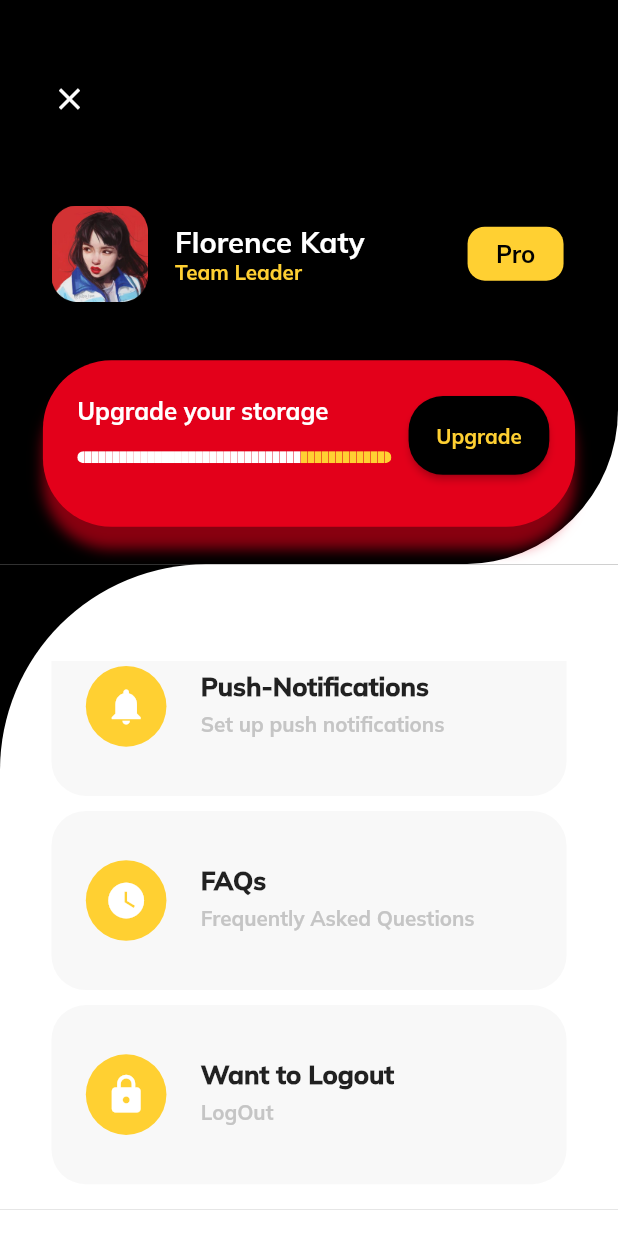
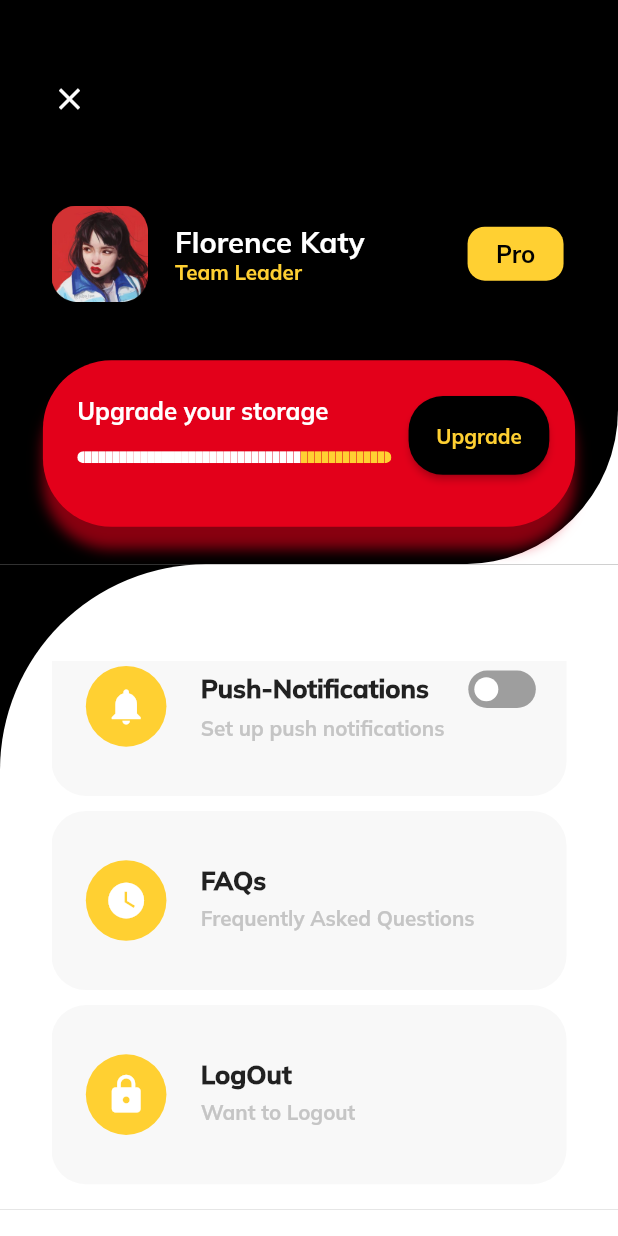
Before and after one commit to dudecoderr/Orix_File_Manager_in_flutter, a Flutter app: the MenuPage screen opened directly, scrolled down 159 dp, on a phone screen of 412 x 824 dp. Run offline on Flutter 3.47's test engine with Material 2 defaults, Android fonts, the phone set to English and light mode, and no system bars; drawn by our look-alikes of flutter_switch, step_progress_indicator; our stand-ins replace custom_navigation_bar, flutter_screenutil, flutter_slidable, flutter_staggered_animations.

Commit message:
add switch button => menu_screen.dart , add dependencies => pubspec.yaml

```diff
--- a/lib/constant/list/listview_constant.dart
+++ /dev/null
@@ -1,26 +0,0 @@
-import 'package:flutter/cupertino.dart';
-import 'package:flutter/material.dart';
-import 'package:orix_filemanager_flutterui/constant/string_constant.dart';
-
-final List<MenuList> menuFiles = [
-  MenuList(titles: profileAccount, songtypes: edityour, time: "8:17", icon: Icons.person),
-  MenuList(titles: pushnot, songtypes: setUpPush, time: "5:10",icon: Icons.notifications,),
-  MenuList(titles: faqs, songtypes: frequently, time: "4:35",icon: Icons.watch_later),
-  MenuList(titles: wantLogout, songtypes: logOut, time: "2:30",icon: Icons.lock,),
-];
-
-
-
-class MenuList {
-  final String titles;
-  final String songtypes;
-  final String? time;
-  final IconData icon;
-
-  MenuList( {
-    required this.titles,
-    required this.songtypes,
-    required this.time,
-    required this.icon,
-  });
-}
--- /dev/null
+++ b/lib/constant/list/menu_Common.dart
@@ -0,0 +1,62 @@
+import 'package:flutter/material.dart';
+import 'package:flutter_screenutil/flutter_screenutil.dart';
+
+import '../color_constant.dart';
+
+class MenuConstant extends StatelessWidget {
+  final String? titles;
+  final String? songtypes;
+  final IconData? menus;
+
+  const MenuConstant({Key? key,  this.titles,  this.songtypes,  this.menus}) : super(key: key);
+
+  @override
+  Widget build(BuildContext context) {
+
+    return Container(
+      height: 100.h,
+      margin: const EdgeInsets.only(bottom: 10),
+      decoration: BoxDecoration(borderRadius: BorderRadius.circular(20.r),  color: kLightGreyColor,),
+      padding:  EdgeInsets.only(left: 20.w,right: 10.w),
+      child: Row(
+        children: [
+          Container(
+            height: 45.h,
+            width: 45.h,
+            decoration: BoxDecoration(
+              color: kYellowColor,
+              borderRadius: BorderRadius.circular(30),
+            ),
+            child: Icon(
+              menus!,
+              size: 25.sp,
+              color: kWhiteColor,
+            ),
+          ),
+          //=============== navigat screen =================
+          Padding(
+            padding: EdgeInsets.only(top: 30.h, left: 20.w),
+            child: GestureDetector(
+              child: Column(
+                crossAxisAlignment: CrossAxisAlignment.start,
+                children: [
+                  Text(
+                   titles!,
+                    style: TextStyle(fontFamily: "Mulish", fontSize: 15.sp, fontWeight: FontWeight.w900),
+                  ),
+                  SizedBox(
+                    height: 4.h,
+                  ),
+                  Text(
+                   songtypes!,
+                    style: TextStyle(fontSize: 12.sp,color: kGreyColor,fontFamily: "Mulish", fontWeight: FontWeight.bold),
+                  ),
+                ],
+              ),
+            ),
+          ),
+        ],
+      ),
+    );
+  }
+}
--- a/lib/screens/menu_screen/menu_screen.dart
+++ b/lib/screens/menu_screen/menu_screen.dart
@@ -1,11 +1,13 @@
+import 'package:flutter/cupertino.dart';
 import 'package:flutter/material.dart';
 import 'package:flutter_screenutil/flutter_screenutil.dart';
 import 'package:flutter_staggered_animations/flutter_staggered_animations.dart';
+import 'package:flutter_switch/flutter_switch.dart';
 import 'package:orix_filemanager_flutterui/screens/home_page/home_screen.dart';
 import 'package:step_progress_indicator/step_progress_indicator.dart';
 import '../../constant/color_constant.dart';
 import '../../constant/image_constant.dart';
-import '../../constant/list/listview_constant.dart';
+import '../../constant/list/menu_Common.dart';
 import '../../constant/string_constant.dart';
 
 class MenuPage extends StatefulWidget {
@@ -16,6 +18,7 @@ class MenuPage extends StatefulWidget {
 }
 
 class _MenuPageState extends State<MenuPage> {
+  bool status = false;
   @override
   Widget build(BuildContext context) {
     return Scaffold(
@@ -68,7 +71,7 @@ class _MenuPageState extends State<MenuPage> {
                       );
                     },
                     child: const Icon(
-                      Icons .close ,
+                      Icons.close,
                       color: kWhiteColor,
                     )),
               ),
@@ -194,14 +197,7 @@ class _MenuPageState extends State<MenuPage> {
               SizedBox(
                 height: 75.h,
               ),
-              SizedBox(
-                height: 300.h,
-                child: ListView.builder(
-                    scrollDirection: Axis.vertical,
-                    shrinkWrap: true,
-                    itemCount: menuFiles.length,
-                    itemBuilder: (context, index) {
-                      return AnimationLimiter(
+              AnimationLimiter(
               child: Column(
               children: AnimationConfiguration.toStaggeredList(
               duration: const Duration(seconds: 1),
@@ -210,24 +206,26 @@ class _MenuPageState extends State<MenuPage> {
               child: FadeInAnimation(child: widget),
               ),
               children: [
-                        GestureDetector(
-                          onTap: () {
-                            // Navigator.push(
-                            //     context,
-                            //     PageTransition(
-                            //         type:
-                            //         PageTransitionType.bottomToTop,
-                            //         duration: const Duration(
-                            //             milliseconds: 200),
-                            //         child: SongScreen()));
-                          },
+                SizedBox(
+                  height: 300.h,
                   child: Padding(
                       padding: EdgeInsets.only(left: 30.w, right: 30.w),
-                            child: Container(
+                      child: SingleChildScrollView(
+                        child: Column(
+                          children: [
+                            MenuConstant(
+                              menus: Icons.person,
+                              titles: profileAccount,
+                              songtypes: edityour,
+                            ),
+                            Container(
                               height: 100.h,
                               margin: const EdgeInsets.only(bottom: 10),
-                              decoration: BoxDecoration(borderRadius: BorderRadius.circular(20.r),  color: kLightGreyColor,),
-                              padding:  EdgeInsets.only(left: 20.w,right: 10.w),
+                              decoration: BoxDecoration(
+                                borderRadius: BorderRadius.circular(20.r),
+                                color: kLightGreyColor,
+                              ),
+                              padding: EdgeInsets.only(left: 20.w, right: 10.w),
                               child: Row(
                                 children: [
                                   Container(
@@ -238,7 +236,7 @@ class _MenuPageState extends State<MenuPage> {
                                       borderRadius: BorderRadius.circular(30),
                                     ),
                                     child: Icon(
-                                      menuFiles[index].icon,
+                                      Icons.notifications,
                                       size: 25.sp,
                                       color: kWhiteColor,
                                     ),
@@ -250,29 +248,62 @@ class _MenuPageState extends State<MenuPage> {
                                       child: Column(
                                         crossAxisAlignment: CrossAxisAlignment.start,
                                         children: [
+                                          Row(
+                                            children: [
                                               Text(
-                                            menuFiles[index].titles,
+                                                pushnot,
                                                 style: TextStyle(fontFamily: "Mulish", fontSize: 15.sp, fontWeight: FontWeight.w900),
+                                              ),
+                                              SizedBox(
+                                                width: 23.w,
+                                              ),
+                                              FlutterSwitch(
+                                                width: 45.0,
+                                                activeColor: kBlackColor,
+                                                height: 25.0,
+                                                valueFontSize: 12.0,
+                                                toggleSize: 16.0,
+                                                activeToggleColor: kYellowColor,
+                                                value: status,
+                                                onToggle: (val) {
+                                                  setState(() {
+                                                    status = val;
+                                                  });
+                                                },
+                                              ),
+                                            ],
                                           ),
                                           SizedBox(
                                             height: 4.h,
                                           ),
                                           Text(
-                                            menuFiles[index].songtypes,
-                                            style: TextStyle(fontSize: 12.sp,color: kGreyColor,fontFamily: "Mulish", fontWeight: FontWeight.bold),
+                                            setUpPush,
+                                            style: TextStyle(fontSize: 12.sp, color: kGreyColor, fontFamily: "Mulish", fontWeight: FontWeight.bold),
                                           ),
                                         ],
                                       ),
                                     ),
                                   ),
-
                                 ],
                               ),
                             ),
+                            MenuConstant(
+                              menus: Icons.watch_later,
+                              titles: faqs,
+                              songtypes: frequently,
+                            ),
+                            MenuConstant(
+                              menus: Icons.lock,
+                              titles: logOut,
+                              songtypes: wantLogout,
+                            )
+                          ],
+                        ),
+                      )),
+                ),
+              ],
               ),
               ),
-                      ],),),);
-                    }),
               ),
             ],
           )),
--- a/pubspec.yaml
+++ b/pubspec.yaml
@@ -47,6 +47,9 @@ dependencies:
 
 ##================flutter_slidable==========##
   flutter_slidable: ^2.0.0
+
+  ##================flutter_switch==========##
+  flutter_switch: ^0.3.2
 
 ##===================staggerd animation ================##
   flutter_staggered_animations: ^1.0.0
```
Also changed, not shown: pubspec.lock. Lines whose indentation alone changed are shown as unchanged.
